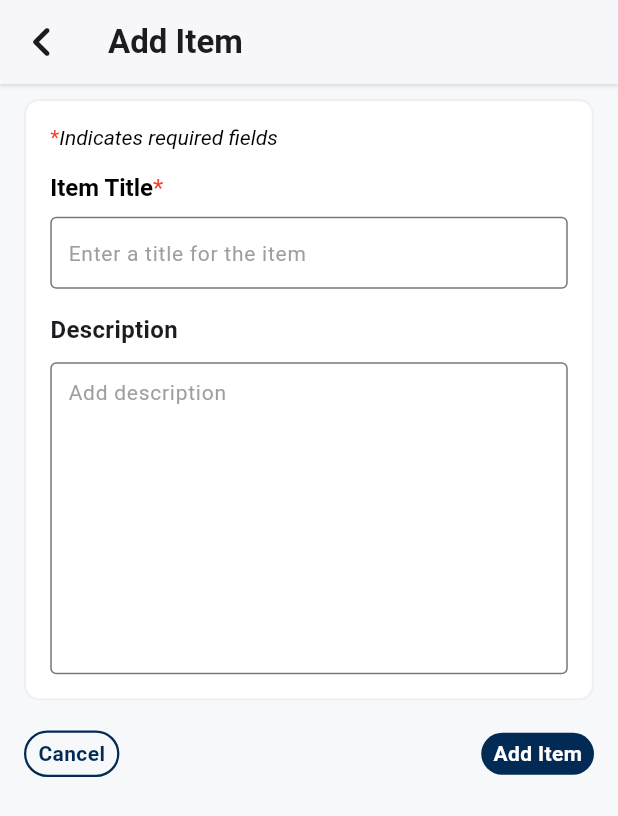
After one commit to DanroyMwangi/Itemify, a Flutter app: the screen it shows after launch, after a tap on "New", on a phone screen of 412 x 824 dp. The commit adds this screen. Shown: the top 816 px of the screen. Run offline on Flutter 3.47's test engine with Material 3 defaults, Android fonts, the phone set to English and light mode, and no system bars; our stand-ins replace flutter_svg.

Commit message:
feat: scaffold add item page - added tests - improved home page tests - added routing

```diff
--- /dev/null
+++ b/lib/domain/constants/app_routes.dart
@@ -0,0 +1,4 @@
+class AppRoutes {
+  static const homePage = '/homePage';
+  static const addItemPage = '/addItemPage';
+}
--- a/lib/domain/constants/app_strings.dart
+++ b/lib/domain/constants/app_strings.dart
@@ -1,2 +1,12 @@
 const String newString = 'New';
 const String itemifyString = 'Itemify';
+const String addItemString = 'Add Item';
+
+// Add Item Page
+const String requiredFieldIndicatorText = 'Indicates required fields';
+const String itemTitleText = 'Item Title';
+const String enterTitleHint = 'Enter a title for the item';
+const String descriptionText = 'Description';
+const String addDescriptionHint = 'Add description';
+const String cancelButtonText = 'Cancel';
+const String addItemButtonText = 'Add Item';
--- a/lib/main.dart
+++ b/lib/main.dart
@@ -1,9 +1,11 @@
 import 'package:flutter/material.dart';
-import 'package:itemify/presentation/pages/home_page.dart';
+import 'package:itemify/domain/constants/app_routes.dart';
+import 'package:itemify/presentation/router/route_generator.dart';
 
 void main() {
   runApp(const MaterialApp(
     debugShowCheckedModeBanner: false,
-    home: HomePage() ,
+    initialRoute: AppRoutes.homePage,
+    onGenerateRoute: RouteGenerator.generateRoute,
   ));
 }
--- /dev/null
+++ b/lib/presentation/pages/add_item_page.dart
@@ -0,0 +1,186 @@
+import 'package:flutter/material.dart';
+import 'package:itemify/domain/constants/app_colors.dart';
+import 'package:itemify/domain/constants/app_strings.dart';
+
+class AddItemPage extends StatelessWidget {
+  const AddItemPage({super.key});
+
+  @override
+  Widget build(BuildContext context) {
+    return Scaffold(
+      backgroundColor: AppColors.whiteShade,
+      appBar: AppBar(
+        leading: InkWell(
+          onTap: () => Navigator.of(context).pop(),
+          child: const Icon(
+            Icons.chevron_left_rounded,
+            size: 40,
+          ),
+        ),
+        backgroundColor: Colors.white,
+        title: const Text(
+          addItemString,
+          style: TextStyle(fontWeight: FontWeight.w600),
+        ),
+        elevation: 1,
+        shadowColor: Colors.grey.withOpacity(0.3),
+      ),
+      body: SingleChildScrollView(
+        child: Column(
+          children: [
+            Container(
+              margin: const EdgeInsets.symmetric(horizontal: 16, vertical: 10),
+              padding: const EdgeInsets.all(16),
+              width: double.infinity,
+              decoration: BoxDecoration(
+                color: Colors.white,
+                borderRadius: BorderRadius.circular(10),
+                border: Border.all(
+                  color: AppColors.itemTileBorderColor,
+                  width: 1.5,
+                ),
+              ),
+              child: Form(
+                child: Column(
+                  crossAxisAlignment: CrossAxisAlignment.start,
+                  children: [
+                    RichText(
+                      text: const TextSpan(children: [
+                        TextSpan(
+                          text: '*',
+                          style: TextStyle(color: Colors.red),
+                        ),
+                        TextSpan(
+                          text: requiredFieldIndicatorText,
+                          style: TextStyle(
+                              color: Colors.black, fontStyle: FontStyle.italic),
+                        ),
+                      ]),
+                    ),
+                    const SizedBox(height: 16),
+                    RichText(
+                      text: const TextSpan(
+                        style: TextStyle(fontSize: 16),
+                        children: [
+                          TextSpan(
+                            text: itemTitleText,
+                            style: TextStyle(
+                                color: Colors.black,
+                                fontWeight: FontWeight.w600),
+                          ),
+                          TextSpan(
+                            text: '*',
+                            style: TextStyle(color: Colors.red),
+                          ),
+                        ],
+                      ),
+                    ),
+                    const SizedBox(height: 10),
+                    TextFormField(
+                      decoration: const InputDecoration(
+                        hintText: enterTitleHint,
+                        hintStyle: TextStyle(
+                            color: Colors.grey,
+                            fontWeight: FontWeight.normal,
+                            fontSize: 14),
+                        border: OutlineInputBorder(
+                          borderSide: BorderSide(
+                            color: Colors.blue,
+                            width: 2.0,
+                          ),
+                        ),
+                        focusedBorder: OutlineInputBorder(
+                          borderSide: BorderSide(
+                            color: Colors.green,
+                            width: 2.0,
+                          ),
+                        ),
+                        contentPadding: EdgeInsets.all(8),
+                      ),
+                    ),
+                    const SizedBox(height: 16),
+                    const Text(
+                      descriptionText,
+                      style:
+                          TextStyle(fontSize: 16, fontWeight: FontWeight.w600),
+                    ),
+                    const SizedBox(height: 10),
+                    TextFormField(
+                      decoration: const InputDecoration(
+                        hintText: addDescriptionHint,
+                        hintStyle: TextStyle(
+                            color: Colors.grey,
+                            fontWeight: FontWeight.normal,
+                            fontSize: 14),
+                        border: OutlineInputBorder(
+                          borderSide: BorderSide(
+                            color: Colors.blue,
+                            width: 2.0,
+                          ),
+                        ),
+                        focusedBorder: OutlineInputBorder(
+                          borderSide: BorderSide(
+                            color: Colors.green,
+                            width: 2.0,
+                          ),
+                        ),
+                        contentPadding: EdgeInsets.all(8),
+                      ),
+                      minLines: 8,
+                      maxLines: 10,
+                    ),
+                  ],
+                ),
+              ),
+            ),
+            Container(
+              margin: const EdgeInsets.symmetric(horizontal: 16, vertical: 10),
+              child: Row(
+                mainAxisAlignment: MainAxisAlignment.spaceBetween,
+                children: [
+                  InkWell(
+                    child: Container(
+                      padding: const EdgeInsets.symmetric(
+                          horizontal: 8, vertical: 4),
+                      decoration: BoxDecoration(
+                        border: Border.all(
+                          color: AppColors.buttonColor,
+                          width: 1.5,
+                        ),
+                        borderRadius: BorderRadius.circular(16),
+                      ),
+                      child: const Text(
+                        cancelButtonText,
+                        style: TextStyle(
+                          color: AppColors.buttonColor,
+                          fontWeight: FontWeight.w600,
+                        ),
+                      ),
+                    ),
+                  ),
+                  InkWell(
+                    child: Container(
+                      padding: const EdgeInsets.symmetric(
+                          horizontal: 8, vertical: 4),
+                      decoration: BoxDecoration(
+                        color: AppColors.buttonColor,
+                        borderRadius: BorderRadius.circular(16),
+                      ),
+                      child: const Text(
+                        addItemButtonText,
+                        style: TextStyle(
+                          color: Colors.white,
+                          fontWeight: FontWeight.w600,
+                        ),
+                      ),
+                    ),
+                  ),
+                ],
+              ),
+            ),
+          ],
+        ),
+      ),
+    );
+  }
+}
--- a/lib/presentation/pages/home_page.dart
+++ b/lib/presentation/pages/home_page.dart
@@ -1,5 +1,6 @@
 import 'package:flutter/material.dart';
 import 'package:itemify/domain/constants/app_colors.dart';
+import 'package:itemify/domain/constants/app_routes.dart';
 import 'package:itemify/domain/constants/app_strings.dart';
 import 'package:itemify/presentation/pages/widgets/item_tile.dart';
 
@@ -21,6 +22,8 @@ class HomePage extends StatelessWidget {
           Padding(
             padding: const EdgeInsets.symmetric(horizontal: 14),
             child: GestureDetector(
+              onTap: () =>
+                  Navigator.of(context).pushNamed(AppRoutes.addItemPage),
               child: Container(
                 padding: const EdgeInsets.symmetric(horizontal: 8, vertical: 4),
                 decoration: BoxDecoration(
--- /dev/null
+++ b/lib/presentation/router/route_generator.dart
@@ -0,0 +1,23 @@
+import 'package:flutter/material.dart';
+import 'package:itemify/domain/constants/app_routes.dart';
+import 'package:itemify/presentation/pages/add_item_page.dart';
+import 'package:itemify/presentation/pages/home_page.dart';
+
+class RouteGenerator {
+  static Route<dynamic>? generateRoute(RouteSettings settings) {
+    switch (settings.name) {
+      case AppRoutes.homePage:
+        return MaterialPageRoute<HomePage>(
+          builder: (BuildContext context) => const HomePage(),
+          settings: const RouteSettings(name: AppRoutes.homePage),
+        );
+      case AppRoutes.addItemPage:
+        return MaterialPageRoute<AddItemPage>(
+          builder: (BuildContext context) => const AddItemPage(),
+          settings: const RouteSettings(name: AppRoutes.addItemPage),
+        );
+      default:
+        return null;
+    }
+  }
+}
```
Also changed, not shown: 2 other files.
